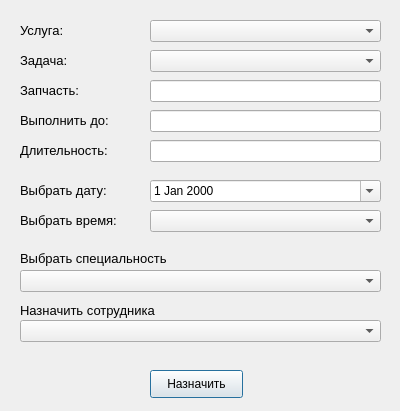
Old version of the form ui/add_task.ui in the repository Tr0ub1e/Izbushka.
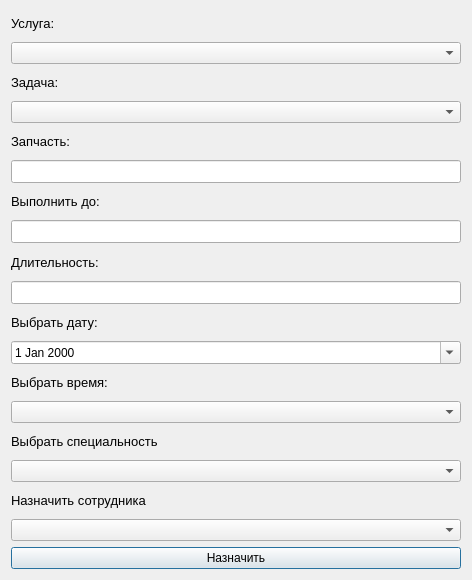
New version of the form. Icons and pictures are not drawn.

Patch:
```diff
--- a/ui/add_task.ui
+++ b/ui/add_task.ui
@@ -6,22 +6,35 @@
    <rect>
     <x>0</x>
     <y>0</y>
-    <width>400</width>
-    <height>411</height>
+    <width>472</width>
+    <height>580</height>
    </rect>
   </property>
   <property name="windowTitle">
    <string>Новая задача</string>
   </property>
+  <property name="windowIcon">
+   <iconset>
+    <normaloff>favicon.ico</normaloff>favicon.ico</iconset>
+  </property>
+  <layout class="QVBoxLayout" name="verticalLayout">
+   <item>
+    <widget class="QLabel" name="label_8">
+     <property name="font">
+      <font>
+       <pointsize>10</pointsize>
+      </font>
+     </property>
+     <property name="text">
+      <string>Услуга:</string>
+     </property>
+    </widget>
+   </item>
+   <item>
+    <widget class="QComboBox" name="uslugaBox"/>
+   </item>
+   <item>
   <widget class="QLabel" name="label">
-   <property name="geometry">
-    <rect>
-     <x>20</x>
-     <y>50</y>
-     <width>141</width>
-     <height>21</height>
-    </rect>
-   </property>
    <property name="font">
     <font>
      <pointsize>10</pointsize>
@@ -31,15 +44,12 @@
     <string>Задача:</string>
    </property>
   </widget>
+   </item>
+   <item>
+    <widget class="QComboBox" name="taskBox"/>
+   </item>
+   <item>
   <widget class="QLabel" name="label_2">
-   <property name="geometry">
-    <rect>
-     <x>20</x>
-     <y>80</y>
-     <width>141</width>
-     <height>21</height>
-    </rect>
-   </property>
    <property name="font">
     <font>
      <pointsize>10</pointsize>
@@ -49,15 +59,21 @@
     <string>Запчасть:</string>
    </property>
   </widget>
+   </item>
+   <item>
+    <widget class="QLineEdit" name="partEdit">
+     <property name="font">
+      <font>
+       <pointsize>10</pointsize>
+      </font>
+     </property>
+     <property name="readOnly">
+      <bool>true</bool>
+     </property>
+    </widget>
+   </item>
+   <item>
   <widget class="QLabel" name="label_3">
-   <property name="geometry">
-    <rect>
-     <x>20</x>
-     <y>110</y>
-     <width>141</width>
-     <height>21</height>
-    </rect>
-   </property>
    <property name="font">
     <font>
      <pointsize>10</pointsize>
@@ -67,33 +83,9 @@
     <string>Выполнить до:</string>
    </property>
   </widget>
-  <widget class="QLineEdit" name="partEdit">
-   <property name="geometry">
-    <rect>
-     <x>150</x>
-     <y>80</y>
-     <width>231</width>
-     <height>22</height>
-    </rect>
-   </property>
-   <property name="font">
-    <font>
-     <pointsize>10</pointsize>
-    </font>
-   </property>
-   <property name="readOnly">
-    <bool>true</bool>
-   </property>
-  </widget>
+   </item>
+   <item>
   <widget class="QLineEdit" name="lineEdit_3">
-   <property name="geometry">
-    <rect>
-     <x>150</x>
-     <y>110</y>
-     <width>231</width>
-     <height>22</height>
-    </rect>
-   </property>
    <property name="font">
     <font>
      <pointsize>10</pointsize>
@@ -103,43 +95,36 @@
     <bool>true</bool>
    </property>
   </widget>
-  <widget class="QComboBox" name="emplBox">
-   <property name="geometry">
-    <rect>
-     <x>20</x>
-     <y>320</y>
-     <width>361</width>
-     <height>22</height>
-    </rect>
-   </property>
-  </widget>
-  <widget class="QLabel" name="label_4">
-   <property name="geometry">
-    <rect>
-     <x>20</x>
-     <y>300</y>
-     <width>371</width>
-     <height>21</height>
-    </rect>
-   </property>
+   </item>
+   <item>
+    <widget class="QLabel" name="label_9">
+     <property name="font">
+      <font>
+       <pointsize>10</pointsize>
+      </font>
+     </property>
+     <property name="text">
+      <string>Длительность:</string>
+     </property>
+    </widget>
+   </item>
+   <item>
+    <widget class="QLineEdit" name="durationEdit">
    <property name="font">
     <font>
      <pointsize>10</pointsize>
     </font>
    </property>
    <property name="text">
-    <string>Назначить сотрудника</string>
-   </property>
-  </widget>
+      <string/>
+     </property>
+     <property name="readOnly">
+      <bool>true</bool>
+     </property>
+    </widget>
+   </item>
+   <item>
   <widget class="QLabel" name="label_5">
-   <property name="geometry">
-    <rect>
-     <x>20</x>
-     <y>180</y>
-     <width>131</width>
-     <height>21</height>
-    </rect>
-   </property>
    <property name="font">
     <font>
      <pointsize>10</pointsize>
@@ -149,28 +134,16 @@
     <string>Выбрать дату:</string>
    </property>
   </widget>
+   </item>
+   <item>
   <widget class="QDateEdit" name="dateEdit">
-   <property name="geometry">
-    <rect>
-     <x>150</x>
-     <y>180</y>
-     <width>231</width>
-     <height>22</height>
-    </rect>
-   </property>
    <property name="calendarPopup">
     <bool>true</bool>
    </property>
   </widget>
+   </item>
+   <item>
   <widget class="QLabel" name="label_6">
-   <property name="geometry">
-    <rect>
-     <x>20</x>
-     <y>210</y>
-     <width>131</width>
-     <height>21</height>
-    </rect>
-   </property>
    <property name="font">
     <font>
      <pointsize>10</pointsize>
@@ -180,25 +153,12 @@
     <string>Выбрать время:</string>
    </property>
   </widget>
-  <widget class="QComboBox" name="specBox">
-   <property name="geometry">
-    <rect>
-     <x>20</x>
-     <y>270</y>
-     <width>361</width>
-     <height>22</height>
-    </rect>
-   </property>
-  </widget>
+   </item>
+   <item>
+    <widget class="QComboBox" name="timeEdit"/>
+   </item>
+   <item>
   <widget class="QLabel" name="label_7">
-   <property name="geometry">
-    <rect>
-     <x>20</x>
-     <y>250</y>
-     <width>371</width>
-     <height>16</height>
-    </rect>
-   </property>
    <property name="font">
     <font>
      <pointsize>10</pointsize>
@@ -208,106 +168,33 @@
     <string>Выбрать специальность</string>
    </property>
   </widget>
+   </item>
+   <item>
+    <widget class="QComboBox" name="specBox"/>
+   </item>
+   <item>
+    <widget class="QLabel" name="label_4">
+     <property name="font">
+      <font>
+       <pointsize>10</pointsize>
+      </font>
+     </property>
+     <property name="text">
+      <string>Назначить сотрудника</string>
+     </property>
+    </widget>
+   </item>
+   <item>
+    <widget class="QComboBox" name="emplBox"/>
+   </item>
+   <item>
   <widget class="QPushButton" name="pushButton">
-   <property name="geometry">
-    <rect>
-     <x>150</x>
-     <y>370</y>
-     <width>93</width>
-     <height>28</height>
-    </rect>
-   </property>
    <property name="text">
     <string>Назначить</string>
    </property>
   </widget>
-  <widget class="QLabel" name="label_8">
-   <property name="geometry">
-    <rect>
-     <x>20</x>
-     <y>20</y>
-     <width>111</width>
-     <height>21</height>
-    </rect>
-   </property>
-   <property name="font">
-    <font>
-     <pointsize>10</pointsize>
-    </font>
-   </property>
-   <property name="text">
-    <string>Услуга:</string>
-   </property>
-  </widget>
-  <widget class="QComboBox" name="taskBox">
-   <property name="geometry">
-    <rect>
-     <x>150</x>
-     <y>50</y>
-     <width>231</width>
-     <height>22</height>
-    </rect>
-   </property>
-  </widget>
-  <widget class="QComboBox" name="uslugaBox">
-   <property name="geometry">
-    <rect>
-     <x>150</x>
-     <y>20</y>
-     <width>231</width>
-     <height>22</height>
-    </rect>
-   </property>
-  </widget>
-  <widget class="QLineEdit" name="durationEdit">
-   <property name="geometry">
-    <rect>
-     <x>150</x>
-     <y>140</y>
-     <width>231</width>
-     <height>22</height>
-    </rect>
-   </property>
-   <property name="font">
-    <font>
-     <pointsize>10</pointsize>
-    </font>
-   </property>
-   <property name="text">
-    <string/>
-   </property>
-   <property name="readOnly">
-    <bool>true</bool>
-   </property>
-  </widget>
-  <widget class="QLabel" name="label_9">
-   <property name="geometry">
-    <rect>
-     <x>20</x>
-     <y>140</y>
-     <width>141</width>
-     <height>21</height>
-    </rect>
-   </property>
-   <property name="font">
-    <font>
-     <pointsize>10</pointsize>
-    </font>
-   </property>
-   <property name="text">
-    <string>Длительность:</string>
-   </property>
-  </widget>
-  <widget class="QComboBox" name="timeEdit">
-   <property name="geometry">
-    <rect>
-     <x>150</x>
-     <y>210</y>
-     <width>231</width>
-     <height>22</height>
-    </rect>
-   </property>
-  </widget>
+   </item>
+  </layout>
  </widget>
  <resources/>
  <connections/>
```
Lines whose indentation alone changed are shown as unchanged.
